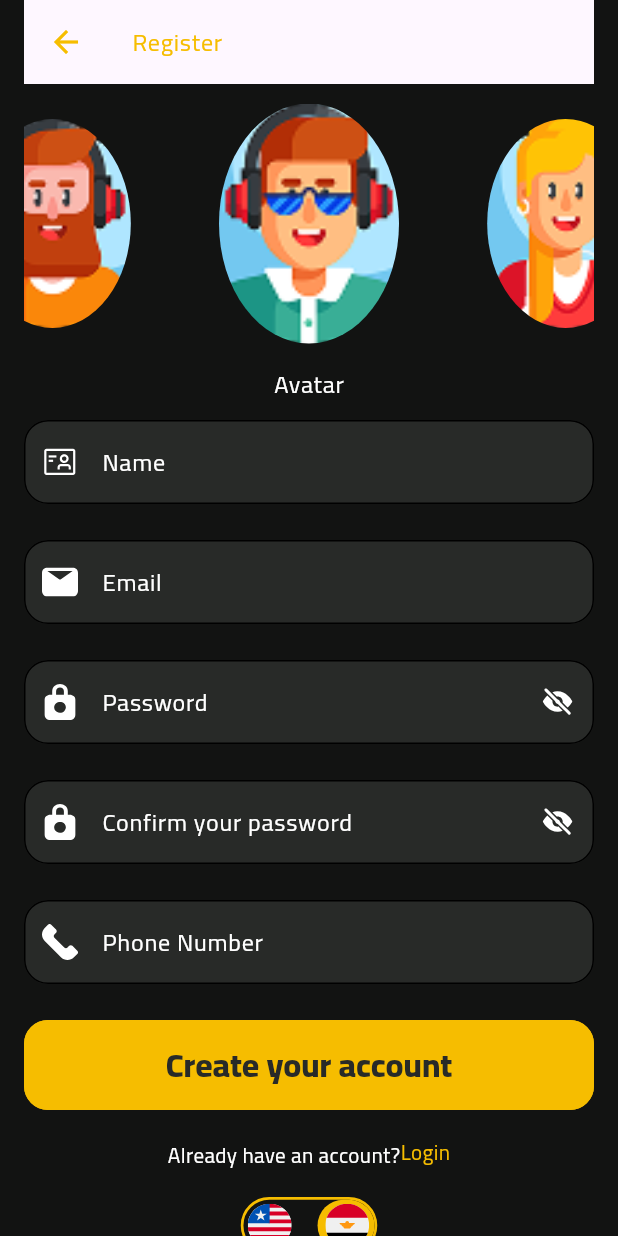
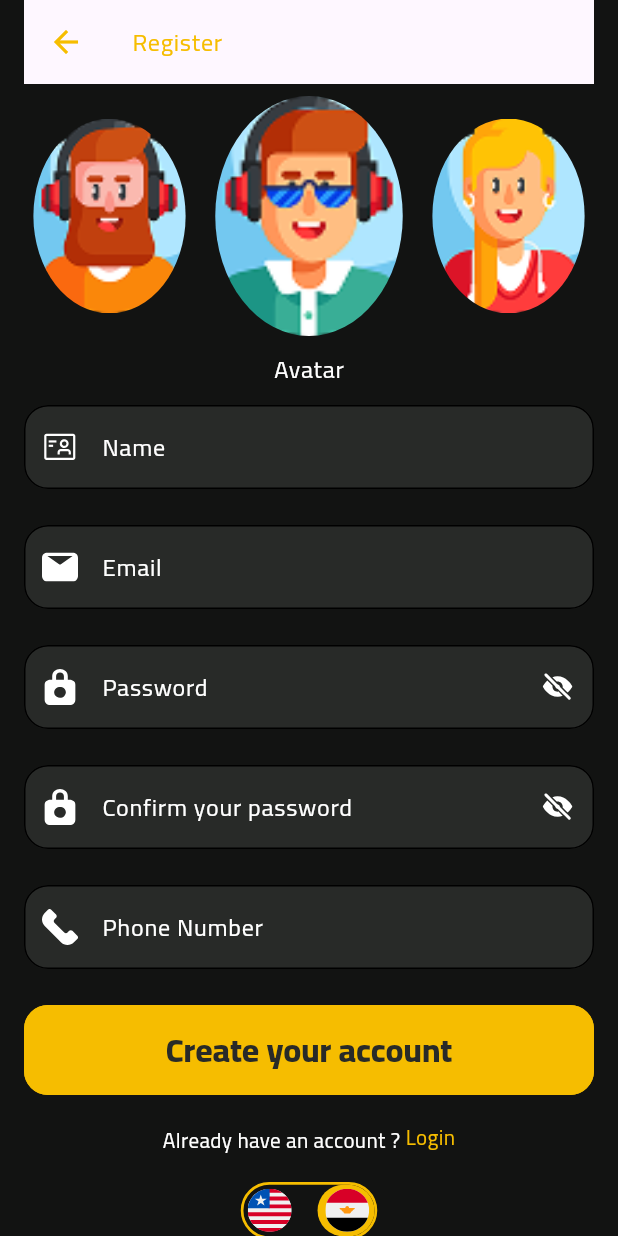
Before and after one commit to Youssef-Mamdouh-ali/Movies_app, a Flutter app: the RegisterView screen opened by its route, on a phone screen of 412 x 824 dp. Run offline on Flutter 3.47's test engine with Material 3 defaults, Android fonts, the phone set to English and light mode, and no system bars; drawn by our look-alikes of carousel_slider, flutter_bounceable; our stand-ins replace flutter_svg.

Commit message:
feat: update custom_carousel_slider_widget3.

```diff
--- a/lib/Features/authentication/register/register_view/register_view.dart
+++ b/lib/Features/authentication/register/register_view/register_view.dart
@@ -22,7 +22,8 @@ class RegisterView extends StatefulWidget {
 
 class _RegisterViewState extends State<RegisterView> {
   int selectedIndex = 1;
-  bool isActive = true;
+  bool isActivePassword = true;
+  bool isActiveConfirmPassword = true;
   bool isArabic = true;
 
   @override
@@ -51,15 +52,15 @@ class _RegisterViewState extends State<RegisterView> {
                 CustomCarouselSliderWidget(
                   items: RegisterDataModel.registerList.map((avater) {
                     return Container(
-                      width: 120,
-                      height: 118,
+                      width: 125,
+                      height: 160,
                       decoration: const BoxDecoration(shape: BoxShape.circle),
                       child: ClipOval(
                         child: Image.asset(
                           avater.imagePath,
                           fit: BoxFit.cover,
-                          width: 110,
-                          height: 110,
+                          width: 125,
+                          height: 160,
                         ),
                       ),
                     );
@@ -93,7 +94,7 @@ class _RegisterViewState extends State<RegisterView> {
                 SizedBox(height: 24),
                 CustomTextFormFieldWidget(
                   text: AppString.password,
-                  isPassword: isActive,
+                  isPassword: isActivePassword,
                   customPrefixWidget: SvgPicture.asset(
                     AppAssets.passwordIcon,
                     width: 24,
@@ -102,10 +103,10 @@ class _RegisterViewState extends State<RegisterView> {
                   customSuffixWidget: InkWell(
                     onTap: () {
                       setState(() {
-                        isActive = !isActive;
+                        isActivePassword = !isActivePassword;
                       });
                     },
-                    child: isActive
+                    child: isActivePassword
                         ? SvgPicture.asset(
                             AppAssets.eyeIcon,
                             width: 20,
@@ -120,7 +121,7 @@ class _RegisterViewState extends State<RegisterView> {
                 SizedBox(height: 24),
                 CustomTextFormFieldWidget(
                   text: AppString.confirmPassword,
-                  isPassword: isActive,
+                  isPassword: isActiveConfirmPassword,
                   customPrefixWidget: SvgPicture.asset(
                     AppAssets.passwordIcon,
                     width: 24,
@@ -129,10 +130,10 @@ class _RegisterViewState extends State<RegisterView> {
                   customSuffixWidget: InkWell(
                     onTap: () {
                       setState(() {
-                        isActive = !isActive;
+                        isActiveConfirmPassword = !isActiveConfirmPassword;
                       });
                     },
-                    child: isActive
+                    child: isActiveConfirmPassword
                         ? SvgPicture.asset(
                             AppAssets.eyeIcon,
                             width: 20,
--- a/lib/Features/authentication/register/register_view/widget/custom_carousel_slider_widget.dart
+++ b/lib/Features/authentication/register/register_view/widget/custom_carousel_slider_widget.dart
@@ -11,13 +11,13 @@ class CustomCarouselSliderWidget extends StatelessWidget {
   Widget build(BuildContext context) {
     return SizedBox(
       width: double.infinity,
-      height: 170,
+      height: 160,
       child: CarouselSlider(
         items: items,
         options: CarouselOptions(
           height: 160,
           aspectRatio: 16 / 9,
-          viewportFraction: 0.45,
+          viewportFraction: 0.35,
           initialPage: 1,
           enableInfiniteScroll: true,
           reverse: false,
@@ -26,7 +26,8 @@ class CustomCarouselSliderWidget extends StatelessWidget {
           autoPlayAnimationDuration: Duration(milliseconds: 800),
           autoPlayCurve: Curves.easeInOut,
           enlargeCenterPage: true,
-          enlargeFactor: 0.3,
+          enlargeStrategy: CenterPageEnlargeStrategy.scale,
+          enlargeFactor: 0.37,
           onPageChanged: onPageChanged,
           scrollDirection: Axis.horizontal,
         ),
--- /dev/null
+++ b/lib/Features/authentication/register/register_view_model/register_view_model.dart
@@ -0,0 +1,3 @@
+class RegisterViewModel {
+
+}
--- a/lib/core/utils/app_strings/app_string.dart
+++ b/lib/core/utils/app_strings/app_string.dart
@@ -12,7 +12,7 @@ class AppString {
   static const String or = "OR";
   static const String loginWithGoogle = "Login with Google";
   static const String confirmPassword = "Confirm your password";
-  static const String alreadyHaveAccount = "Already have an account?";
+  static const String alreadyHaveAccount = "Already have an account ? ";
   static const String resetPassword = "Reset password";
   static const String register = "Register";
   static const String avatar = "Avatar";
```
